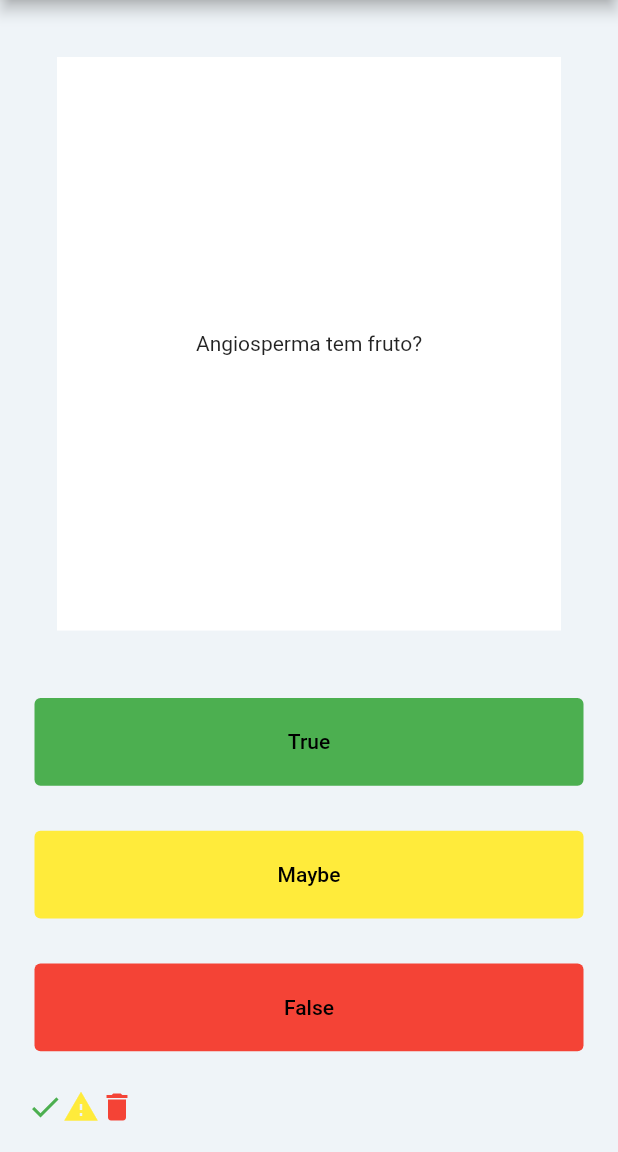
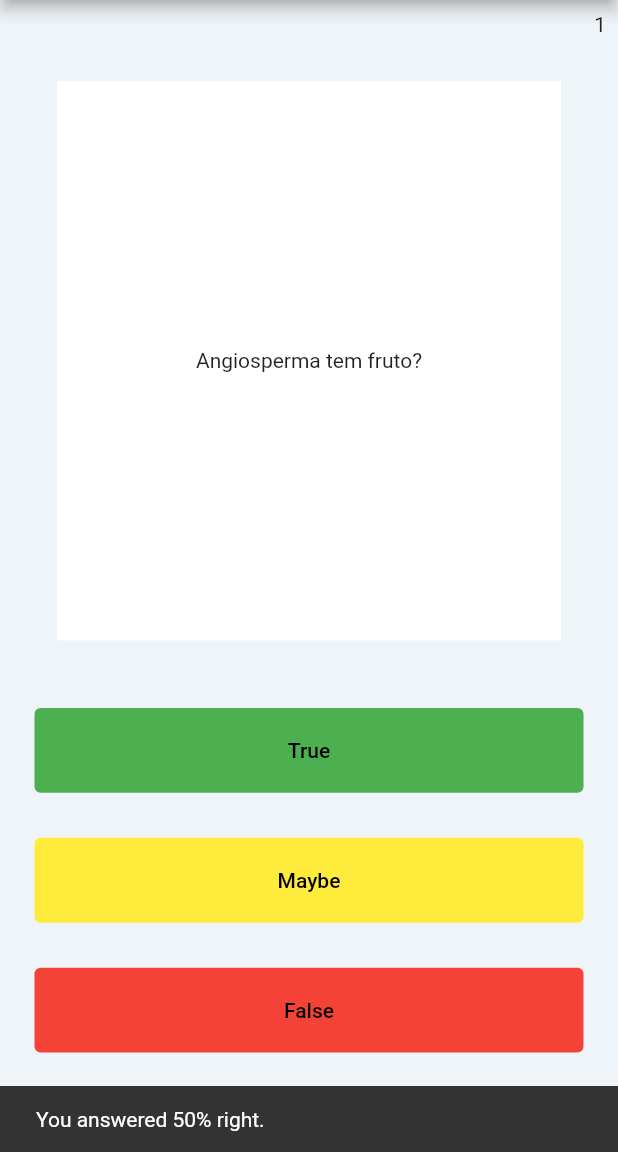
Before and after one commit to phelyppe-matheus/Quizzler-PDM-2022, a Flutter app: the screen it shows after launch, after a tap on "True", after a tap on "Maybe", after a tap on "False", on a phone screen of 412 x 824 dp, the part 84-1236 px from its top. Run offline on Flutter 3.47's test engine with Material 2 defaults, Android fonts, the phone set to English and light mode, and no system bars.

```diff
--- a/lib/main.dart
+++ b/lib/main.dart
@@ -1,10 +1,35 @@
-import 'dart:ui';
+import 'package:flutter/material.dart';
+import 'package:quizzler/quiz_brain.dart';
+// import 'package:path/path.dart';
+// import 'package:quizzler/score_loader.dart';
+// import 'package:sqflite/sqflite.dart';
 
-import 'package:flutter/material.dart';
-import 'package:flutter/rendering.dart';
-import 'package:quizzler/quiz_brain.dart';
+void main() async {
+  runApp(const Quizzler());
+}
 
-void main() => runApp(const Quizzler());
+// Future<void> loadDatabase() async {
+
+//   WidgetsFlutterBinding.ensureInitialized();
+//   final database = openDatabase(
+//     join(await getDatabasesPath(), 'question_database.db'),
+//     onCreate: (db, version) {
+//       return db.execute(
+//           'CREATE TABLE answers(id INTEGER PRIMARY KEY, answer BOOLEAN)');
+//     },
+//     version: 0,
+//   );
+
+//   Future<void> insertLoadedScore(Answers answers) async {
+//     final db = await database;
+
+//     await db.insert(
+//       'answers',
+//       answers.toMap(),
+//       conflictAlgorithm: ConflictAlgorithm.replace,
+//     );
+//   }
+// }
 
 class Quizzler extends StatelessWidget {
   const Quizzler({Key? key}) : super(key: key);
@@ -30,15 +55,23 @@ class QuizPage extends StatefulWidget {
 
 class _QuizPageState extends State<QuizPage> {
   QuizBrain quizes = QuizBrain();
-  List<Icon> score = [];
+  List<Icon> scoreIcons = [];
+  int scoreRight = 0;
+  int scoreWrong = 0;
+
   Icon rightAnswer = const Icon(Icons.check, color: Colors.green);
   Icon wrongAnswer = const Icon(Icons.delete, color: Colors.red);
   Icon nonAnswered = const Icon(Icons.warning, color: Colors.yellow);
 
+  // @override
+  // void initState() async {
+  //   await loadDatabase();
+  // }
+
   @override
   Widget build(BuildContext context) {
     return Scaffold(
-      backgroundColor: Color.fromARGB(255, 239, 244, 248),
+      backgroundColor: const Color.fromARGB(255, 239, 244, 248),
       appBar: AppBar(
         title: const Text('Quizzler'),
       ),
@@ -47,13 +80,26 @@ class _QuizPageState extends State<QuizPage> {
         child: Column(
           children: [
             Expanded(
+              flex: 0,
+              child: SizedBox(
+                width: double.infinity,
+                child: Text(
+                  '$scoreRight',
+                  textAlign: TextAlign.end,
+                ),
+              ),
+            ),
+            Expanded(
               flex: 10,
               child: Padding(
                 padding: const EdgeInsets.all(30.0),
                 child: Container(
                   color: Colors.white,
-                  child: Center(
-                    child: Text(quizes.getQuestionText()),
+                  child: Padding(
+                    padding: const EdgeInsets.all(30.0),
+                    child: Center(
+                      child: Text(quizes.getQuestionText()),
+                    ),
                   ),
                 ),
               ),
@@ -66,11 +112,13 @@ class _QuizPageState extends State<QuizPage> {
                   width: double.infinity,
                   child: answerButton(Colors.green, 'True', onPressed: () {
                     if (quizes.getQuestionAnswer() == true) {
-                      score.add(rightAnswer);
+                      scoreIcons.add(rightAnswer);
+                      scoreRight++;
                     } else {
-                      score.add(wrongAnswer);
+                      scoreIcons.add(wrongAnswer);
+                      scoreWrong++;
                     }
-                  }),
+                  }, context: context),
                 ),
               ),
             ),
@@ -81,8 +129,8 @@ class _QuizPageState extends State<QuizPage> {
                 child: Padding(
                   padding: const EdgeInsets.all(15.0),
                   child: answerButton(Colors.yellow, 'Maybe', onPressed: () {
-                    score.add(nonAnswered);
-                  }),
+                    scoreIcons.add(nonAnswered);
+                  }, context: context),
                 ),
               ),
             ),
@@ -92,13 +140,17 @@ class _QuizPageState extends State<QuizPage> {
                 padding: const EdgeInsets.all(15.0),
                 child: SizedBox(
                   width: double.infinity,
-                  child: answerButton(Colors.red, 'False', onPressed: () {
+                  child: answerButton(
+                      const Color.fromRGBO(244, 67, 54, 1), 'False',
+                      onPressed: () {
                     if (quizes.getQuestionAnswer() == false) {
-                      score.add(rightAnswer);
+                      scoreIcons.add(rightAnswer);
+                      scoreRight++;
                     } else {
-                      score.add(wrongAnswer);
+                      scoreIcons.add(wrongAnswer);
+                      scoreWrong++;
                     }
-                  }),
+                  }, context: context),
                 ),
               ),
             ),
@@ -108,9 +160,9 @@ class _QuizPageState extends State<QuizPage> {
                 width: double.infinity,
                 child: ListView.builder(
                   padding: const EdgeInsets.all(10.0),
-                  itemCount: score.length,
+                  itemCount: scoreIcons.length,
                   itemBuilder: (BuildContext context, int index) =>
-                      score[index],
+                      scoreIcons[index],
                   scrollDirection: Axis.horizontal,
                 ),
               ),
@@ -122,12 +174,22 @@ class _QuizPageState extends State<QuizPage> {
   }
 
   TextButton answerButton(Color bgColor, String text,
-      {required Function onPressed}) {
+      {required Function onPressed, required BuildContext context}) {
     return TextButton(
       onPressed: () {
         setState(() {
           onPressed();
         });
+
+        String percentage =
+            ((scoreRight / (scoreRight + scoreWrong)) * 100).toStringAsFixed(0);
+
+        SnackBar snackBar = SnackBar(
+          content: Text('You answered $percentage% right.'),
+        );
+
+        ScaffoldMessenger.of(context).showSnackBar(snackBar);
+
         quizes.nextQuestion();
       },
       child: Text(
```
